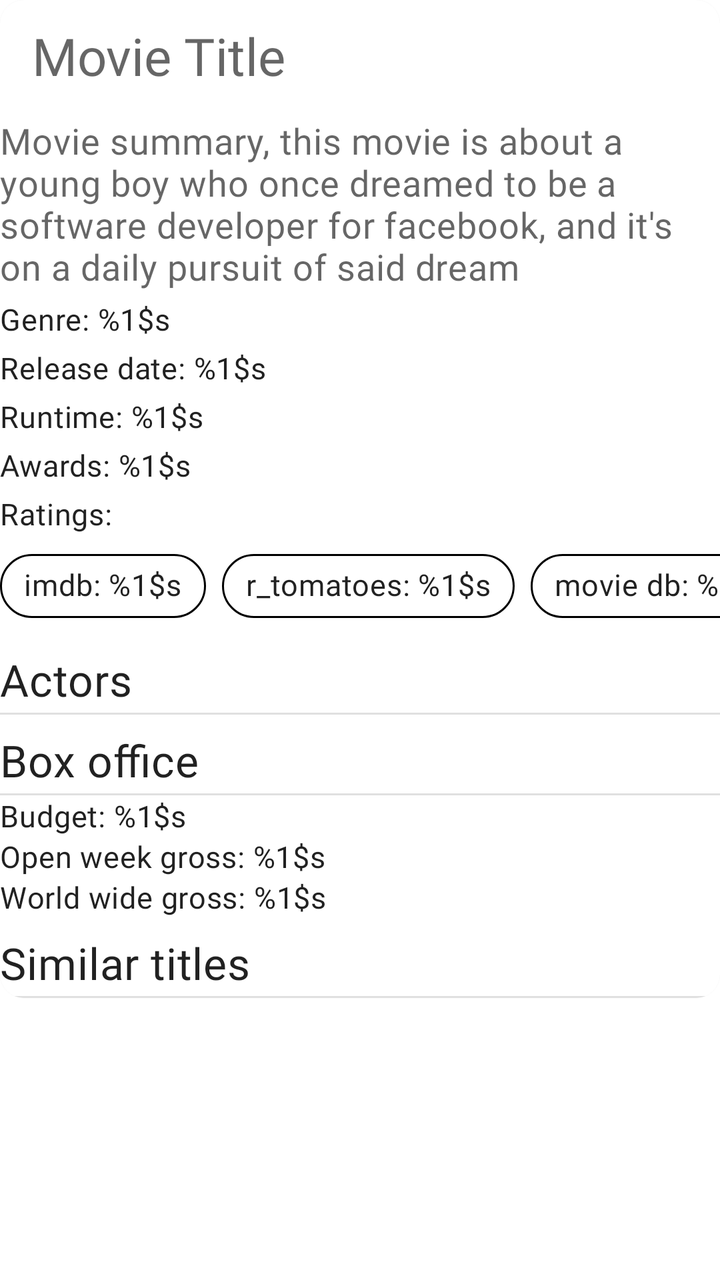
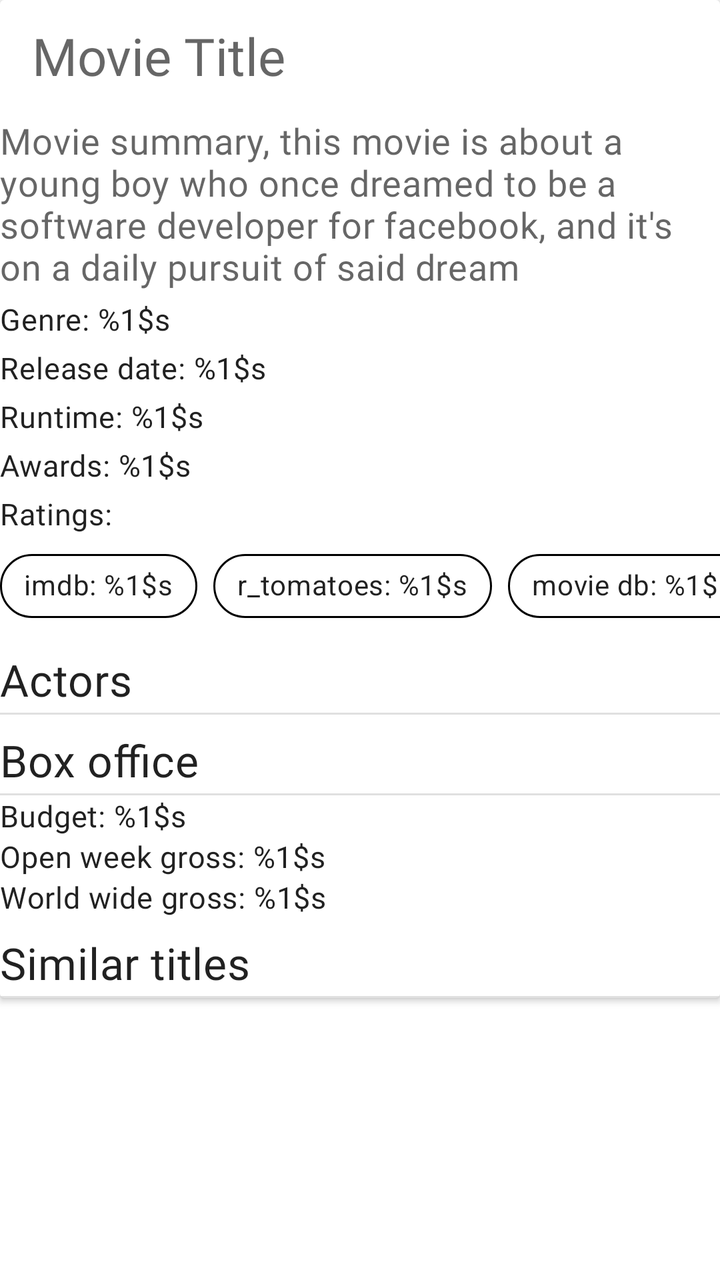

Two renders of the same Android screen: before a commit and after it. Below are the layout's source before the change and the commit's diff.
<!-- AndroidManifest.xml: another module's application theme Theme.ECatalogs -->
<!-- res/layout/fragment_movie_details.xml -->
<?xml version="1.0" encoding="utf-8"?>
<androidx.core.widget.NestedScrollView xmlns:android="http://schemas.android.com/apk/res/android"
    xmlns:app="http://schemas.android.com/apk/res-auto"
    xmlns:tools="http://schemas.android.com/tools"
    android:layout_width="match_parent"
    android:layout_height="match_parent"
    android:layout_margin="@dimen/two_dimen">

    <com.google.android.material.card.MaterialCardView
        android:id="@+id/details_cardView"
        android:layout_width="match_parent"
        android:layout_height="wrap_content"
        android:elevation="0dp"
        app:cardBackgroundColor="@android:color/white">

        <LinearLayout
            android:layout_width="match_parent"
            android:layout_height="match_parent"
            android:orientation="vertical"
            android:showDividers="none">

            <androidx.appcompat.widget.Toolbar
                android:id="@+id/toolbar"
                android:layout_width="match_parent"
                android:layout_height="wrap_content"
                app:layout_collapseMode="none">

                <TextView
                    android:id="@+id/movie_title"
                    android:layout_width="match_parent"
                    android:layout_height="wrap_content"
                    android:layout_gravity="center"
                    android:hint="@string/movie_title"
                    android:textAppearance="?attr/textAppearanceHeadline5" />

            </androidx.appcompat.widget.Toolbar>

            <androidx.recyclerview.widget.RecyclerView
                android:id="@+id/list_images"
                android:layout_width="match_parent"
                android:layout_height="wrap_content"
                tools:listitem="@layout/image_entry" />

            <com.google.android.material.textview.MaterialTextView
                android:id="@+id/movie_summary"
                android:layout_width="match_parent"
                android:layout_height="wrap_content"
                android:layout_marginVertical="@dimen/two_dimen"
                android:hint="@string/movie_summary"
                android:textAppearance="?attr/textAppearanceBody2"
                android:textSize="18sp" />

            <com.google.android.material.textview.MaterialTextView
                android:id="@+id/movie_genres"
                android:layout_width="match_parent"
                android:layout_height="wrap_content"
                android:layout_marginVertical="@dimen/two_dimen"
                android:text="@string/genres"
                android:textAppearance="?attr/textAppearanceBody2" />

            <com.google.android.material.textview.MaterialTextView
                android:id="@+id/movie_publication_date"
                android:layout_width="wrap_content"
                android:layout_height="wrap_content"
                android:layout_marginVertical="@dimen/two_dimen"
                android:text="@string/release_date"
                android:textAppearance="?attr/textAppearanceBody2" />

            <com.google.android.material.textview.MaterialTextView
                android:id="@+id/movie_runtime"
                android:layout_width="wrap_content"
                android:layout_height="wrap_content"
                android:layout_marginVertical="@dimen/two_dimen"
                android:text="@string/runtime"
                android:textAppearance="?attr/textAppearanceBody2" />

            <com.google.android.material.textview.MaterialTextView
                android:id="@+id/movie_awards"
                android:layout_width="match_parent"
                android:layout_height="wrap_content"
                android:layout_marginVertical="@dimen/two_dimen"
                android:text="@string/awards"
                android:textAppearance="?attr/textAppearanceBody2" />

            <com.google.android.material.textview.MaterialTextView
                android:layout_width="match_parent"
                android:layout_height="wrap_content"
                android:layout_marginVertical="@dimen/two_dimen"
                android:text="@string/ratings"
                android:textAppearance="?attr/textAppearanceBody2" />

            <com.google.android.material.chip.ChipGroup
                android:layout_width="match_parent"
                android:layout_height="wrap_content"
                android:layout_gravity="center_horizontal"
                android:layout_marginBottom="@dimen/six_dimen"
                android:layoutDirection="locale"
                app:chipSpacingHorizontal="@dimen/eight_dimen"
                app:singleLine="true">

                <com.google.android.material.chip.Chip
                    android:id="@+id/imdb_chip"
                    android:layout_width="wrap_content"
                    android:layout_height="wrap_content"
                    android:text="@string/imdb_rating"
                    android:textAppearance="?attr/textAppearanceBody2"
                    app:chipBackgroundColor="@android:color/white"
                    app:chipStrokeColor="@android:color/black"
                    app:chipStrokeWidth="1dp" />

                <com.google.android.material.chip.Chip
                    android:id="@+id/r_tomatoes_chip"
                    android:layout_width="wrap_content"
                    android:layout_height="wrap_content"
                    android:text="@string/tomato_rating"
                    android:textAppearance="?attr/textAppearanceBody2"
                    app:chipBackgroundColor="@android:color/white"
                    app:chipStrokeColor="@android:color/black"
                    app:chipStrokeWidth="1dp" />

                <com.google.android.material.chip.Chip
                    android:id="@+id/movie_db_chip"
                    android:layout_width="wrap_content"
                    android:layout_height="wrap_content"
                    android:text="@string/db_rating"
                    android:textAppearance="?attr/textAppearanceBody2"
                    app:chipBackgroundColor="@android:color/white"
                    app:chipStrokeColor="@android:color/black"
                    app:chipStrokeWidth="1dp" />

            </com.google.android.material.chip.ChipGroup>

            <com.google.android.material.textview.MaterialTextView
                android:layout_width="match_parent"
                android:layout_height="wrap_content"
                android:layout_marginVertical="@dimen/two_dimen"
                android:text="@string/actors"
                android:textAppearance="?attr/textAppearanceHeadline6" />

            <View style="@style/Divider.Horizontal" />

            <androidx.recyclerview.widget.RecyclerView
                android:id="@+id/list_actors"
                android:layout_width="match_parent"
                android:layout_height="wrap_content"
                android:layout_marginBottom="@dimen/six_dimen"
                tools:listitem="@layout/actors_entry" />

            <com.google.android.material.textview.MaterialTextView
                android:layout_width="match_parent"
                android:layout_height="wrap_content"
                android:layout_marginVertical="@dimen/two_dimen"
                android:text="@string/box_office"
                android:textAppearance="?attr/textAppearanceHeadline6" />

            <View style="@style/Divider.Horizontal" />

            <TextView
                android:id="@+id/movie_budget"
                android:layout_width="match_parent"
                android:layout_height="wrap_content"
                android:text="@string/budget"
                android:textAppearance="?attr/textAppearanceBody2" />

            <TextView
                android:id="@+id/movie_open_weekend_gross"
                android:layout_width="match_parent"
                android:layout_height="wrap_content"
                android:text="@string/open_week_gross"
                android:textAppearance="?attr/textAppearanceBody2" />

            <TextView
                android:id="@+id/movie_world_wide_gross"
                android:layout_width="match_parent"
                android:layout_height="wrap_content"
                android:layout_marginBottom="@dimen/six_dimen"
                android:text="@string/world_wide_gross"
                android:textAppearance="?attr/textAppearanceBody2" />

            <com.google.android.material.textview.MaterialTextView
                android:layout_width="match_parent"
                android:layout_height="wrap_content"
                android:layout_marginVertical="@dimen/two_dimen"
                android:text="@string/similar_titles"
                android:textAppearance="?attr/textAppearanceHeadline6" />

            <View style="@style/Divider.Horizontal" />

            <androidx.recyclerview.widget.RecyclerView
                android:id="@+id/list_similars"
                android:layout_width="match_parent"
                android:layout_height="wrap_content"
                tools:listitem="@layout/similar_entry" />

        </LinearLayout>

    </com.google.android.material.card.MaterialCardView>

</androidx.core.widget.NestedScrollView>
<!-- res/layout/image_entry.xml (included above) -->
<?xml version="1.0" encoding="utf-8"?>
<androidx.cardview.widget.CardView xmlns:android="http://schemas.android.com/apk/res/android"
    android:layout_width="wrap_content"
    android:layout_height="wrap_content"
    android:elevation="0dp"
    android:background="@android:color/white"
    android:layout_marginEnd="@dimen/two_dimen">

    <com.google.android.material.imageview.ShapeableImageView
        android:id="@+id/movie_image"
        android:layout_width="wrap_content"
        android:layout_height="250dp"
        android:src="@drawable/ic_image" />

</androidx.cardview.widget.CardView>
<!-- res/layout/actors_entry.xml (included above) -->
<?xml version="1.0" encoding="utf-8"?>
<androidx.cardview.widget.CardView xmlns:android="http://schemas.android.com/apk/res/android"
    android:layout_width="wrap_content"
    android:layout_height="wrap_content"
    android:elevation="0dp"
    android:background="@android:color/white"
    android:layout_marginEnd="@dimen/two_dimen">

    <LinearLayout
        android:layout_width="wrap_content"
        android:layout_height="wrap_content"
        android:orientation="vertical">

        <TextView
            android:id="@+id/actor_name"
            android:layout_width="match_parent"
            android:layout_height="wrap_content"
            android:layout_gravity="center_horizontal"
            android:hint="@string/actor_name"
            android:textAppearance="?attr/textAppearanceBody2" />

        <ImageView
            android:id="@+id/actor_image"
            android:layout_width="wrap_content"
            android:layout_height="250dp"
            android:contentDescription="@string/actor_image"
            android:src="@drawable/ic_image" />

        <TextView
            android:id="@+id/actor_character"
            android:layout_width="match_parent"
            android:layout_height="wrap_content"
            android:layout_gravity="center_horizontal"
            android:text="@string/as_character"
            android:textAppearance="?attr/textAppearanceBody2" />

    </LinearLayout>
</androidx.cardview.widget.CardView>
<!-- res/layout/similar_entry.xml (included above) -->
<?xml version="1.0" encoding="utf-8"?>
<androidx.cardview.widget.CardView xmlns:android="http://schemas.android.com/apk/res/android"
    xmlns:tools="http://schemas.android.com/tools"
    android:layout_width="wrap_content"
    android:layout_height="wrap_content"
    android:elevation="0dp"
    android:background="@android:color/white"
    android:layout_marginEnd="@dimen/two_dimen">

    <LinearLayout
        android:layout_width="match_parent"
        android:layout_height="wrap_content"
        android:orientation="vertical"
        tools:ignore="UseCompoundDrawables">

        <TextView
            android:id="@+id/similar_title"
            android:layout_width="match_parent"
            android:layout_height="wrap_content"
            android:layout_gravity="center_horizontal"
            android:hint="@string/title"
            android:textAppearance="?attr/textAppearanceBody2" />

        <ImageView
            android:id="@+id/similar_image"
            android:layout_width="wrap_content"
            android:layout_height="250dp"
            android:contentDescription="@string/runtime"
            android:src="@drawable/ic_image" />

    </LinearLayout>
</androidx.cardview.widget.CardView>
<!-- resources referenced by this layout -->
<resources>
  <dimen name="eight_dimen">8dp</dimen>
  <dimen name="six_dimen">6dp</dimen>
  <dimen name="two_dimen">2dp</dimen>
  <!-- drawable ic_image (drawable) -->
  <vector xmlns:android="http://schemas.android.com/apk/res/android"
      android:width="24dp"
      android:height="24dp"
      android:tint="#000000"
      android:viewportWidth="24"
      android:viewportHeight="24">
      <path
          android:fillColor="@android:color/white"
          android:pathData="M18,4H6v2l6.5,6L6,18v2h12v-3h-7l5,-5 -5,-5h7V4z" />
  </vector>
  <string name="actor_image">actor image</string>
  <string name="actor_name">Actor name</string>
  <string name="actors">Actors</string>
  <string name="as_character">Playing: %1$s</string>
  <string name="awards">Awards: %1$s</string>
  <string name="box_office">Box office</string>
  <string name="budget">Budget: %1$s</string>
  <string name="db_rating">movie db: %1$s</string>
  <string name="genres">Genre: %1$s</string>
  <string name="imdb_rating">imdb: %1$s</string>
  <string name="movie_summary">Movie summary, this movie is about a young boy who once dreamed to be a software developer for facebook, and it\'s on a daily pursuit of said dream</string>
  <string name="movie_title">Movie Title</string>
  <string name="open_week_gross">Open week gross: %1$s</string>
  <string name="ratings">Ratings:</string>
  <string name="release_date">Release date: %1$s</string>
  <string name="runtime">Runtime: %1$s</string>
  <string name="similar_titles">Similar titles</string>
  <string name="title">Similar titles</string>
  <string name="tomato_rating">r_tomatoes: %1$s</string>
  <string name="world_wide_gross">World wide gross: %1$s</string>
  <style name="Divider.Horizontal" parent="Divider">
          <item name="android:layout_width">match_parent</item>
          <item name="android:layout_height">1dp</item>
      </style>
  <style name="Divider">
          <item name="android:background">?android:attr/listDivider</item> // can add colorur here
      </style>
  <color name="blue_grey_600">#546e7a</color>
  <color name="blue_grey_100">#819ca9</color>
  <color name="black">#000000</color>
  <color name="white">#fafafa</color>
  <color name="blue_grey_700">#29434e</color>
  <style name="ShapeAppearance.ECatalog.SmallComponent" parent="ShapeAppearance.MaterialComponents.SmallComponent">
          <item name="cornerFamily">rounded</item>
          <item name="cornerSize">@dimen/reply_small_component_corner_radius</item>
      </style>
  <style name="ShapeAppearance.ECatalog.MediumComponent" parent="ShapeAppearance.MaterialComponents.MediumComponent">
          <item name="cornerFamily">rounded</item>
          <item name="cornerSize">@dimen/reply_medium_component_corner_radius</item>
      </style>
  <style name="ShapeAppearance.ECatalog.LargeComponent" parent="ShapeAppearance.MaterialComponents.LargeComponent">
          <item name="cornerFamily">rounded</item>
          <item name="cornerSize">@dimen/reply_large_component_corner_radius</item>
      </style>
  <style name="TextAppearance.MdcTypographyStyles.Button" parent="TextAppearance.MaterialComponents.Button">
          <item name="fontFamily">@font/nunito_sans_light</item>
          <item name="android:fontFamily">@font/nunito_sans_light</item>
          <item name="android:textSize">15sp</item>
      </style>
  <style name="TextAppearance.MdcTypographyStyles.Caption" parent="TextAppearance.MaterialComponents.Caption">
          <item name="fontFamily">@font/nunito_sans_light</item>
          <item name="android:fontFamily">@font/nunito_sans_light</item>
          <item name="android:textSize">13sp</item>
      </style>
  <dimen name="reply_small_component_corner_radius">8dp</dimen>
  <dimen name="reply_medium_component_corner_radius">12dp</dimen>
  <dimen name="reply_large_component_corner_radius">24dp</dimen>
  <!-- unchanged entries left out for length: 7 -->
</resources>

<!-- the commit's change to res/layout/fragment_movie_details.xml (unified diff, before → after) -->
@@ -1,45 +1,40 @@
 <?xml version="1.0" encoding="utf-8"?>
 <androidx.core.widget.NestedScrollView xmlns:android="http://schemas.android.com/apk/res/android"
     xmlns:app="http://schemas.android.com/apk/res-auto"
-    xmlns:tools="http://schemas.android.com/tools"
     android:layout_width="match_parent"
     android:layout_height="match_parent"
-    android:layout_margin="@dimen/two_dimen">
+    android:layout_margin="@dimen/two_dimen"
+    android:orientation="vertical">
 
-    <com.google.android.material.card.MaterialCardView
-        android:id="@+id/details_cardView"
+    <androidx.cardview.widget.CardView
+        android:id="@+id/details_card_view"
         android:layout_width="match_parent"
-        android:layout_height="wrap_content"
-        android:elevation="0dp"
-        app:cardBackgroundColor="@android:color/white">
+        android:layout_height="match_parent">
 
         <LinearLayout
             android:layout_width="match_parent"
             android:layout_height="match_parent"
-            android:orientation="vertical"
-            android:showDividers="none">
+            android:orientation="vertical">
 
             <androidx.appcompat.widget.Toolbar
                 android:id="@+id/toolbar"
                 android:layout_width="match_parent"
-                android:layout_height="wrap_content"
-                app:layout_collapseMode="none">
+                android:layout_height="wrap_content">
 
                 <TextView
                     android:id="@+id/movie_title"
                     android:layout_width="match_parent"
                     android:layout_height="wrap_content"
-                    android:layout_gravity="center"
                     android:hint="@string/movie_title"
-                    android:textAppearance="?attr/textAppearanceHeadline5" />
+                    android:textAppearance="?attr/textAppearanceHeadline5"
+                    android:textSize="26sp" />
 
             </androidx.appcompat.widget.Toolbar>
 
             <androidx.recyclerview.widget.RecyclerView
                 android:id="@+id/list_images"
                 android:layout_width="match_parent"
-                android:layout_height="wrap_content"
-                tools:listitem="@layout/image_entry" />
+                android:layout_height="wrap_content" />
 
             <com.google.android.material.textview.MaterialTextView
                 android:id="@+id/movie_summary"
@@ -90,18 +85,21 @@
                 android:textAppearance="?attr/textAppearanceBody2" />
 
             <com.google.android.material.chip.ChipGroup
-                android:layout_width="match_parent"
+                android:layout_width="wrap_content"
                 android:layout_height="wrap_content"
-                android:layout_gravity="center_horizontal"
+                android:layout_gravity="center"
                 android:layout_marginBottom="@dimen/six_dimen"
+                android:clickable="false"
+                android:foregroundGravity="center_horizontal"
                 android:layoutDirection="locale"
-                app:chipSpacingHorizontal="@dimen/eight_dimen"
+                android:theme="@style/Theme.MaterialComponents.Light"
                 app:singleLine="true">
 
                 <com.google.android.material.chip.Chip
                     android:id="@+id/imdb_chip"
                     android:layout_width="wrap_content"
                     android:layout_height="wrap_content"
+                    android:gravity="start"
                     android:text="@string/imdb_rating"
                     android:textAppearance="?attr/textAppearanceBody2"
                     app:chipBackgroundColor="@android:color/white"
@@ -112,6 +110,7 @@
                     android:id="@+id/r_tomatoes_chip"
                     android:layout_width="wrap_content"
                     android:layout_height="wrap_content"
+                    android:gravity="center_horizontal"
                     android:text="@string/tomato_rating"
                     android:textAppearance="?attr/textAppearanceBody2"
                     app:chipBackgroundColor="@android:color/white"
@@ -122,6 +121,7 @@
                     android:id="@+id/movie_db_chip"
                     android:layout_width="wrap_content"
                     android:layout_height="wrap_content"
+                    android:gravity="end"
                     android:text="@string/db_rating"
                     android:textAppearance="?attr/textAppearanceBody2"
                     app:chipBackgroundColor="@android:color/white"
@@ -143,8 +143,7 @@
                 android:id="@+id/list_actors"
                 android:layout_width="match_parent"
                 android:layout_height="wrap_content"
-                android:layout_marginBottom="@dimen/six_dimen"
-                tools:listitem="@layout/actors_entry" />
+                android:layout_marginBottom="@dimen/six_dimen" />
 
             <com.google.android.material.textview.MaterialTextView
                 android:layout_width="match_parent"
@@ -189,99 +188,9 @@
             <androidx.recyclerview.widget.RecyclerView
                 android:id="@+id/list_similars"
                 android:layout_width="match_parent"
-                android:layout_height="wrap_content"
-                tools:listitem="@layout/similar_entry" />
-
+                android:layout_height="wrap_content" />
         </LinearLayout>
 
-    </com.google.android.material.card.MaterialCardView>
+    </androidx.cardview.widget.CardView>
 
 </androidx.core.widget.NestedScrollView>
-<!-- res/layout/image_entry.xml (included above) -->
-<?xml version="1.0" encoding="utf-8"?>
-<androidx.cardview.widget.CardView xmlns:android="http://schemas.android.com/apk/res/android"
-    android:layout_width="wrap_content"
-    android:layout_height="wrap_content"
-    android:elevation="0dp"
-    android:background="@android:color/white"
-    android:layout_marginEnd="@dimen/two_dimen">
-
-    <com.google.android.material.imageview.ShapeableImageView
-        android:id="@+id/movie_image"
-        android:layout_width="wrap_content"
-        android:layout_height="250dp"
-        android:src="@drawable/ic_image" />
-
-</androidx.cardview.widget.CardView>
-<!-- res/layout/actors_entry.xml (included above) -->
-<?xml version="1.0" encoding="utf-8"?>
-<androidx.cardview.widget.CardView xmlns:android="http://schemas.android.com/apk/res/android"
-    android:layout_width="wrap_content"
-    android:layout_height="wrap_content"
-    android:elevation="0dp"
-    android:background="@android:color/white"
-    android:layout_marginEnd="@dimen/two_dimen">
-
-    <LinearLayout
-        android:layout_width="wrap_content"
-        android:layout_height="wrap_content"
-        android:orientation="vertical">
-
-        <TextView
-            android:id="@+id/actor_name"
-            android:layout_width="match_parent"
-            android:layout_height="wrap_content"
-            android:layout_gravity="center_horizontal"
-            android:hint="@string/actor_name"
-            android:textAppearance="?attr/textAppearanceBody2" />
-
-        <ImageView
-            android:id="@+id/actor_image"
-            android:layout_width="wrap_content"
-            android:layout_height="250dp"
-            android:contentDescription="@string/actor_image"
-            android:src="@drawable/ic_image" />
-
-        <TextView
-            android:id="@+id/actor_character"
-            android:layout_width="match_parent"
-            android:layout_height="wrap_content"
-            android:layout_gravity="center_horizontal"
-            android:text="@string/as_character"
-            android:textAppearance="?attr/textAppearanceBody2" />
-
-    </LinearLayout>
-</androidx.cardview.widget.CardView>
-<!-- res/layout/similar_entry.xml (included above) -->
-<?xml version="1.0" encoding="utf-8"?>
-<androidx.cardview.widget.CardView xmlns:android="http://schemas.android.com/apk/res/android"
-    xmlns:tools="http://schemas.android.com/tools"
-    android:layout_width="wrap_content"
-    android:layout_height="wrap_content"
-    android:elevation="0dp"
-    android:background="@android:color/white"
-    android:layout_marginEnd="@dimen/two_dimen">
-
-    <LinearLayout
-        android:layout_width="match_parent"
-        android:layout_height="wrap_content"
-        android:orientation="vertical"
-        tools:ignore="UseCompoundDrawables">
-
-        <TextView
-            android:id="@+id/similar_title"
-            android:layout_width="match_parent"
-            android:layout_height="wrap_content"
-            android:layout_gravity="center_horizontal"
-            android:hint="@string/title"
-            android:textAppearance="?attr/textAppearanceBody2" />
-
-        <ImageView
-            android:id="@+id/similar_image"
-            android:layout_width="wrap_content"
-            android:layout_height="250dp"
-            android:contentDescription="@string/runtime"
-            android:src="@drawable/ic_image" />
-
-    </LinearLayout>
-</androidx.cardview.widget.CardView>
<!-- resource entries referenced after the edit -->
@@ -1,23 +1,8 @@
 <!-- resources referenced by this layout -->
 <resources>
-  <dimen name="eight_dimen">8dp</dimen>
   <dimen name="six_dimen">6dp</dimen>
   <dimen name="two_dimen">2dp</dimen>
-  <!-- drawable ic_image (drawable) -->
-  <vector xmlns:android="http://schemas.android.com/apk/res/android"
-      android:width="24dp"
-      android:height="24dp"
-      android:tint="#000000"
-      android:viewportWidth="24"
-      android:viewportHeight="24">
-      <path
-          android:fillColor="@android:color/white"
-          android:pathData="M18,4H6v2l6.5,6L6,18v2h12v-3h-7l5,-5 -5,-5h7V4z" />
-  </vector>
-  <string name="actor_image">actor image</string>
-  <string name="actor_name">Actor name</string>
   <string name="actors">Actors</string>
-  <string name="as_character">Playing: %1$s</string>
   <string name="awards">Awards: %1$s</string>
   <string name="box_office">Box office</string>
   <string name="budget">Budget: %1$s</string>
@@ -31,7 +16,6 @@
   <string name="release_date">Release date: %1$s</string>
   <string name="runtime">Runtime: %1$s</string>
   <string name="similar_titles">Similar titles</string>
-  <string name="title">Similar titles</string>
   <string name="tomato_rating">r_tomatoes: %1$s</string>
   <string name="world_wide_gross">World wide gross: %1$s</string>
   <style name="Divider.Horizontal" parent="Divider">
